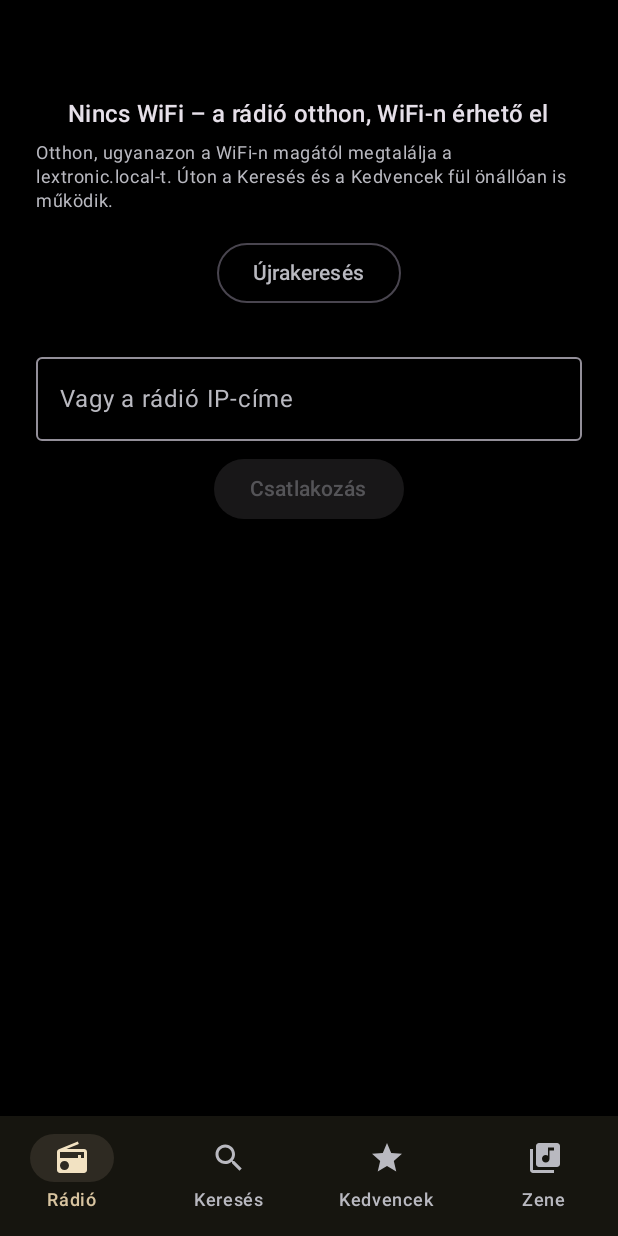
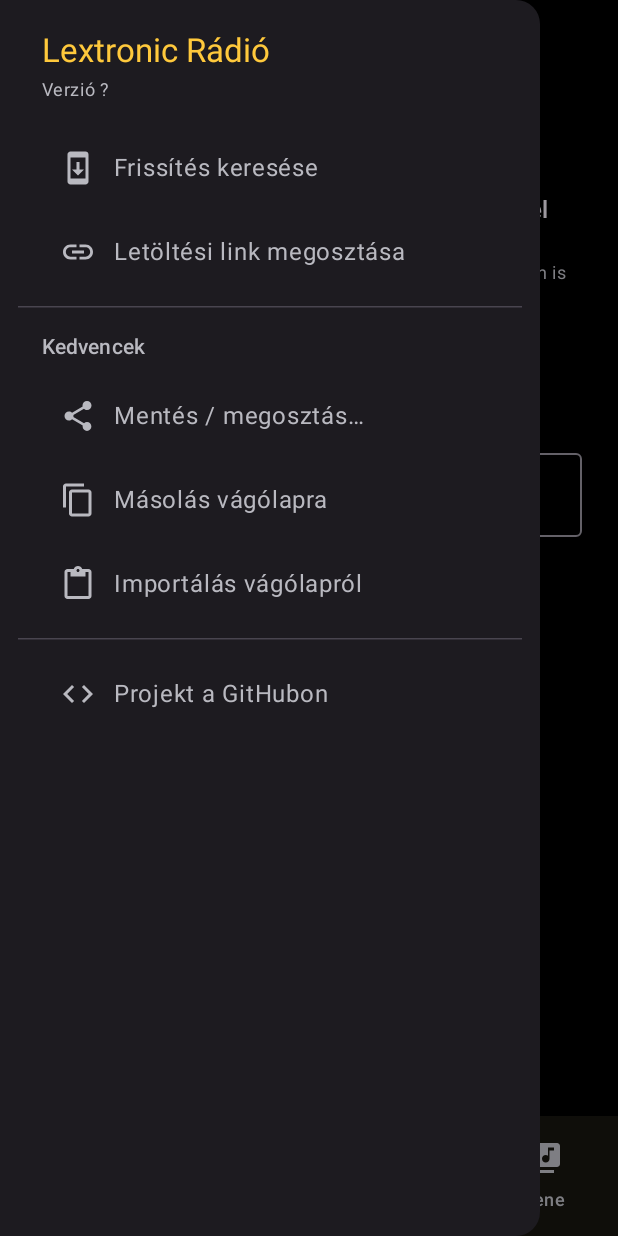
Before and after one commit to aLexis0613/lextronic-radio-app, an Android app built with Jetpack Compose: the screen it shows after launch (MainActivity), after a tap on "Újrakeresés", on a phone screen of 412 x 824 dp. Run offline under Robolectric (Android 15) with nearby library versions, the phone set to English and light mode, and no system bars; pictures from the network do not load; 4 statements that could not run were skipped; 1 other tap on this screen came first.

Commit message:
ÚJDONSÁG! -oldalsáv,           -folytatás szünet után,           -hálózatváltásnál újracsatlakozás           -apróságok

```diff
--- a/app/src/main/java/hu/lextronic/radio/Updater.kt
+++ b/app/src/main/java/hu/lextronic/radio/Updater.kt
@@ -32,6 +32,12 @@ object Updater {
 
     fun installedVersion(ctx: Context): Long =
         PackageInfoCompat.getLongVersionCode(ctx.packageManager.getPackageInfo(ctx.packageName, 0))
+
+    fun installedVersionName(ctx: Context): String =
+        ctx.packageManager.getPackageInfo(ctx.packageName, 0).versionName ?: "?"
+
+    const val REPO_URL = "https://github.com/aLexis0613/lextronic-radio-app"
+    const val RELEASE_URL = "$REPO_URL/releases/tag/latest"
 
     /** Hálózati szálon hívandó. Hiba esetén null (nincs net, épp újraépül a kiadás stb.). */
     fun fetchInfo(): UpdateInfo? {
--- a/app/src/main/java/hu/lextronic/radio/ui/App.kt
+++ b/app/src/main/java/hu/lextronic/radio/ui/App.kt
@@ -22,6 +22,7 @@ import androidx.compose.foundation.layout.width
 import androidx.compose.material.icons.Icons
 import androidx.compose.material.icons.filled.Close
 import androidx.compose.material.icons.filled.LibraryMusic
+import androidx.compose.material.icons.filled.Menu
 import androidx.compose.material.icons.filled.SkipNext
 import androidx.compose.material.icons.filled.Pause
 import androidx.compose.material.icons.filled.PlayArrow
@@ -30,6 +31,11 @@ import androidx.compose.material.icons.filled.Search
 import androidx.compose.material.icons.filled.Star
 import androidx.compose.material.icons.filled.StarBorder
 import androidx.compose.material3.AlertDialog
+import androidx.compose.material3.DrawerValue
+import androidx.compose.material3.ExperimentalMaterial3Api
+import androidx.compose.material3.ModalNavigationDrawer
+import androidx.compose.material3.TopAppBar
+import androidx.compose.material3.rememberDrawerState
 import androidx.compose.material3.CircularProgressIndicator
 import androidx.compose.material3.LinearProgressIndicator
 import androidx.compose.material3.TextButton
@@ -47,6 +53,7 @@ import androidx.compose.runtime.LaunchedEffect
 import androidx.compose.runtime.getValue
 import androidx.compose.runtime.mutableIntStateOf
 import androidx.compose.runtime.remember
+import androidx.compose.runtime.rememberCoroutineScope
 import androidx.compose.runtime.saveable.rememberSaveable
 import androidx.compose.runtime.setValue
 import androidx.compose.ui.Alignment
@@ -55,7 +62,9 @@ import androidx.compose.ui.input.pointer.pointerInput
 import androidx.compose.ui.text.style.TextOverflow
 import androidx.compose.ui.unit.dp
 import hu.lextronic.radio.MainViewModel
+import kotlinx.coroutines.launch
 
+@OptIn(ExperimentalMaterial3Api::class)
 @Composable
 fun LextronicApp(vm: MainViewModel) {
     var tab by rememberSaveable { mutableIntStateOf(if (vm.favorites.isEmpty()) 1 else 2) }
@@ -65,11 +74,32 @@ fun LextronicApp(vm: MainViewModel) {
         vm.toast?.let { snack.showSnackbar(it); vm.toast = null }
     }
 
+    val drawer = rememberDrawerState(DrawerValue.Closed)
+    val scope = rememberCoroutineScope()
+    val closeDrawer: () -> Unit = { scope.launch { drawer.close() } }
+
     BackHandler(enabled = vm.playerOpen) { vm.playerOpen = false }
+    BackHandler(enabled = drawer.isOpen && !vm.playerOpen) { closeDrawer() }
 
+    ModalNavigationDrawer(
+        drawerState = drawer,
+        // a teljes képernyős lejátszó fölött ne nyíljon ki húzásra
+        gesturesEnabled = !vm.playerOpen || drawer.isOpen,
+        drawerContent = { AppDrawer(vm, closeDrawer) }
+    ) {
     Box(Modifier.fillMaxSize()) {
     Scaffold(
         snackbarHost = { SnackbarHost(snack) },
+        topBar = {
+            TopAppBar(
+                title = { Text("Lextronic Rádió", maxLines = 1) },
+                navigationIcon = {
+                    IconButton(onClick = { scope.launch { drawer.open() } }) {
+                        Icon(Icons.Filled.Menu, contentDescription = "Menü")
+                    }
+                }
+            )
+        },
         bottomBar = {
             Column {
                 MiniPlayer(vm)
@@ -109,6 +139,7 @@ fun LextronicApp(vm: MainViewModel) {
         enter = slideInVertically { it } + fadeIn(),
         exit = slideOutVertically { it } + fadeOut()
     ) { FullPlayer(vm) }
+    }
     }
     UpdateDialog(vm)
 }
--- /dev/null
+++ b/app/src/main/java/hu/lextronic/radio/ui/Drawer.kt
@@ -0,0 +1,101 @@
+package hu.lextronic.radio.ui
+
+import android.content.Context
+import android.content.Intent
+import android.net.Uri
+import androidx.compose.foundation.layout.Column
+import androidx.compose.foundation.layout.Spacer
+import androidx.compose.foundation.layout.height
+import androidx.compose.foundation.layout.padding
+import androidx.compose.foundation.layout.size
+import androidx.compose.foundation.rememberScrollState
+import androidx.compose.foundation.verticalScroll
+import androidx.compose.material.icons.Icons
+import androidx.compose.material.icons.filled.Code
+import androidx.compose.material.icons.filled.ContentCopy
+import androidx.compose.material.icons.filled.ContentPaste
+import androidx.compose.material.icons.filled.Link
+import androidx.compose.material.icons.filled.Share
+import androidx.compose.material.icons.filled.SystemUpdate
+import androidx.compose.material3.CircularProgressIndicator
+import androidx.compose.material3.HorizontalDivider
+import androidx.compose.material3.Icon
+import androidx.compose.material3.MaterialTheme
+import androidx.compose.material3.ModalDrawerSheet
+import androidx.compose.material3.NavigationDrawerItem
+import androidx.compose.material3.NavigationDrawerItemDefaults
+import androidx.compose.material3.Text
+import androidx.compose.runtime.Composable
+import androidx.compose.ui.Modifier
+import androidx.compose.ui.graphics.vector.ImageVector
+import androidx.compose.ui.platform.LocalContext
+import androidx.compose.ui.unit.dp
+import hu.lextronic.radio.MainViewModel
+import hu.lextronic.radio.Updater
+
+/** A bal oldalról beúszó menü: verzió, frissítés, kedvencek mentése, megosztás. */
+@Composable
+fun AppDrawer(vm: MainViewModel, close: () -> Unit) {
+    val ctx = LocalContext.current
+    ModalDrawerSheet {
+        Column(Modifier.verticalScroll(rememberScrollState()).padding(horizontal = 12.dp)) {
+            Spacer(Modifier.height(20.dp))
+            Text(
+                "Lextronic Rádió", Modifier.padding(horizontal = 16.dp),
+                style = MaterialTheme.typography.titleLarge, color = Amber
+            )
+            Text(
+                "Verzió ${vm.versionName}", Modifier.padding(horizontal = 16.dp, vertical = 4.dp),
+                style = MaterialTheme.typography.bodySmall, color = MaterialTheme.colorScheme.onSurfaceVariant
+            )
+            Spacer(Modifier.height(12.dp))
+
+            Item(Icons.Filled.SystemUpdate, "Frissítés keresése", busy = vm.checkingUpdate) {
+                close(); vm.checkUpdateManual()
+            }
+            Item(Icons.Filled.Link, "Letöltési link megosztása") {
+                close(); shareText(ctx, "Lextronic Rádió letöltése", Updater.RELEASE_URL)
+            }
+
+            HorizontalDivider(Modifier.padding(vertical = 8.dp))
+            Section("Kedvencek")
+            Item(Icons.Filled.Share, "Mentés / megosztás…") { close(); shareFavs(ctx, vm) }
+            Item(Icons.Filled.ContentCopy, "Másolás vágólapra") { close(); copyFavs(ctx, vm) }
+            Item(Icons.Filled.ContentPaste, "Importálás vágólapról") { close(); vm.importFavs(clipText(ctx)) }
+
+            HorizontalDivider(Modifier.padding(vertical = 8.dp))
+            Item(Icons.Filled.Code, "Projekt a GitHubon") {
+                close()
+                ctx.startActivity(Intent(Intent.ACTION_VIEW, Uri.parse(Updater.REPO_URL)))
+            }
+            Spacer(Modifier.height(16.dp))
+        }
+    }
+}
+
+@Composable
+private fun Section(title: String) {
+    Text(
+        title, Modifier.padding(horizontal = 16.dp, vertical = 8.dp),
+        style = MaterialTheme.typography.labelLarge, color = MaterialTheme.colorScheme.onSurfaceVariant
+    )
+}
+
+@Composable
+private fun Item(icon: ImageVector, label: String, busy: Boolean = false, onClick: () -> Unit) {
+    NavigationDrawerItem(
+        icon = { Icon(icon, contentDescription = null) },
+        label = { Text(label) },
+        badge = { if (busy) CircularProgressIndicator(Modifier.size(18.dp), strokeWidth = 2.dp) },
+        selected = false,
+        onClick = onClick,
+        modifier = Modifier.padding(NavigationDrawerItemDefaults.ItemPadding)
+    )
+}
+
+private fun shareText(ctx: Context, subject: String, text: String) {
+    val send = Intent(Intent.ACTION_SEND).setType("text/plain")
+        .putExtra(Intent.EXTRA_SUBJECT, subject)
+        .putExtra(Intent.EXTRA_TEXT, text)
+    ctx.startActivity(Intent.createChooser(send, subject))
+}
```
Also changed, not shown: app/src/main/java/hu/lextronic/radio/MainViewModel.kt (+20 -0 lines), app/src/main/java/hu/lextronic/radio/PlaybackService.kt (+75 -0 lines), app/src/main/java/hu/lextronic/radio/ui/FavScreen.kt (+16 -14 lines), 1 other file.
